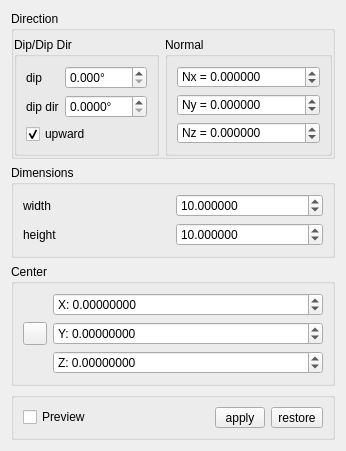
Above: qCC/ui_templates/bdrPlaneEditorDlg.ui from CloudCompare/CloudCompare before the change. Below: the same form after it.
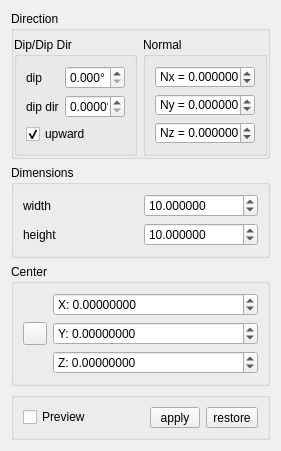
That is the form after the change. Icons and pictures are not drawn.

The edit to the form file:
```diff
--- a/qCC/ui_templates/bdrPlaneEditorDlg.ui
+++ b/qCC/ui_templates/bdrPlaneEditorDlg.ui
@@ -6,7 +6,7 @@
    <rect>
     <x>0</x>
     <y>0</y>
-    <width>331</width>
+    <width>261</width>
     <height>392</height>
    </rect>
   </property>
@@ -68,6 +68,12 @@
          </item>
          <item row="0" column="1">
           <widget class="QDoubleSpinBox" name="dipDoubleSpinBox">
+           <property name="minimumSize">
+            <size>
+             <width>60</width>
+             <height>0</height>
+            </size>
+           </property>
            <property name="suffix">
             <string notr="true">°</string>
            </property>
@@ -91,6 +97,12 @@
          </item>
          <item row="1" column="1">
           <widget class="QDoubleSpinBox" name="dipDirDoubleSpinBox">
+           <property name="minimumSize">
+            <size>
+             <width>60</width>
+             <height>0</height>
+            </size>
+           </property>
            <property name="suffix">
             <string notr="true">°</string>
            </property>
@@ -141,6 +153,18 @@
         <layout class="QVBoxLayout" name="verticalLayout_2">
          <item>
           <widget class="QDoubleSpinBox" name="nxDoubleSpinBox">
+           <property name="sizePolicy">
+            <sizepolicy hsizetype="Minimum" vsizetype="Fixed">
+             <horstretch>0</horstretch>
+             <verstretch>0</verstretch>
+            </sizepolicy>
+           </property>
+           <property name="minimumSize">
+            <size>
+             <width>100</width>
+             <height>0</height>
+            </size>
+           </property>
            <property name="prefix">
             <string notr="true">Nx = </string>
            </property>
@@ -157,6 +181,12 @@
          </item>
          <item>
           <widget class="QDoubleSpinBox" name="nyDoubleSpinBox">
+           <property name="minimumSize">
+            <size>
+             <width>100</width>
+             <height>0</height>
+            </size>
+           </property>
            <property name="prefix">
             <string notr="true">Ny = </string>
            </property>
@@ -173,6 +203,12 @@
          </item>
          <item>
           <widget class="QDoubleSpinBox" name="nzDoubleSpinBox">
+           <property name="minimumSize">
+            <size>
+             <width>100</width>
+             <height>0</height>
+            </size>
+           </property>
            <property name="prefix">
             <string notr="true">Nz = </string>
            </property>
@@ -208,15 +244,21 @@
       <bool>true</bool>
      </property>
      <layout class="QGridLayout" name="gridLayout">
-      <item row="0" column="0">
+      <item row="1" column="0">
        <widget class="QLabel" name="label">
         <property name="text">
          <string>width</string>
         </property>
        </widget>
       </item>
-      <item row="0" column="1">
+      <item row="1" column="1">
        <widget class="QDoubleSpinBox" name="wDoubleSpinBox">
+        <property name="minimumSize">
+         <size>
+          <width>100</width>
+          <height>0</height>
+         </size>
+        </property>
         <property name="toolTip">
          <string>Plane width</string>
         </property>
@@ -234,15 +276,14 @@
         </property>
        </widget>
       </item>
-      <item row="1" column="0">
-       <widget class="QLabel" name="label_2">
-        <property name="text">
-         <string>height</string>
-        </property>
-       </widget>
-      </item>
-      <item row="1" column="1">
+      <item row="2" column="1">
        <widget class="QDoubleSpinBox" name="hDoubleSpinBox">
+        <property name="minimumSize">
+         <size>
+          <width>100</width>
+          <height>0</height>
+         </size>
+        </property>
         <property name="toolTip">
          <string>Plane height</string>
         </property>
@@ -260,6 +301,13 @@
         </property>
        </widget>
       </item>
+      <item row="2" column="0">
+       <widget class="QLabel" name="label_2">
+        <property name="text">
+         <string>height</string>
+        </property>
+       </widget>
+      </item>
      </layout>
     </widget>
    </item>
@@ -274,6 +322,12 @@
      <layout class="QGridLayout" name="gridLayout_3">
       <item row="1" column="1">
        <widget class="QDoubleSpinBox" name="cyAxisDoubleSpinBox">
+        <property name="minimumSize">
+         <size>
+          <width>100</width>
+          <height>0</height>
+         </size>
+        </property>
         <property name="prefix">
          <string notr="true">Y: </string>
         </property>
@@ -290,6 +344,12 @@
       </item>
       <item row="0" column="1">
        <widget class="QDoubleSpinBox" name="cxAxisDoubleSpinBox">
+        <property name="minimumSize">
+         <size>
+          <width>100</width>
+          <height>0</height>
+         </size>
+        </property>
         <property name="prefix">
          <string notr="true">X: </string>
         </property>
@@ -320,6 +380,12 @@
       </item>
       <item row="2" column="1">
        <widget class="QDoubleSpinBox" name="czAxisDoubleSpinBox">
+        <property name="minimumSize">
+         <size>
+          <width>100</width>
+          <height>0</height>
+         </size>
+        </property>
         <property name="prefix">
          <string notr="true">Z: </string>
         </property>
```
Left out of the diff: 28 changed lines with no effect on the pictures.
